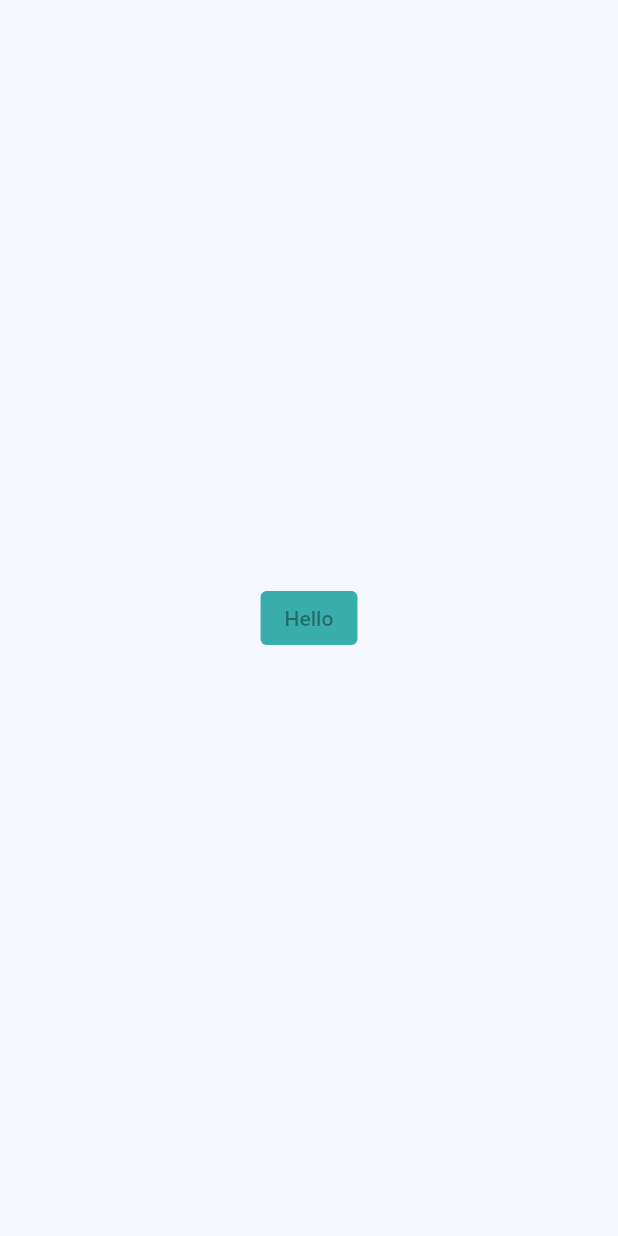
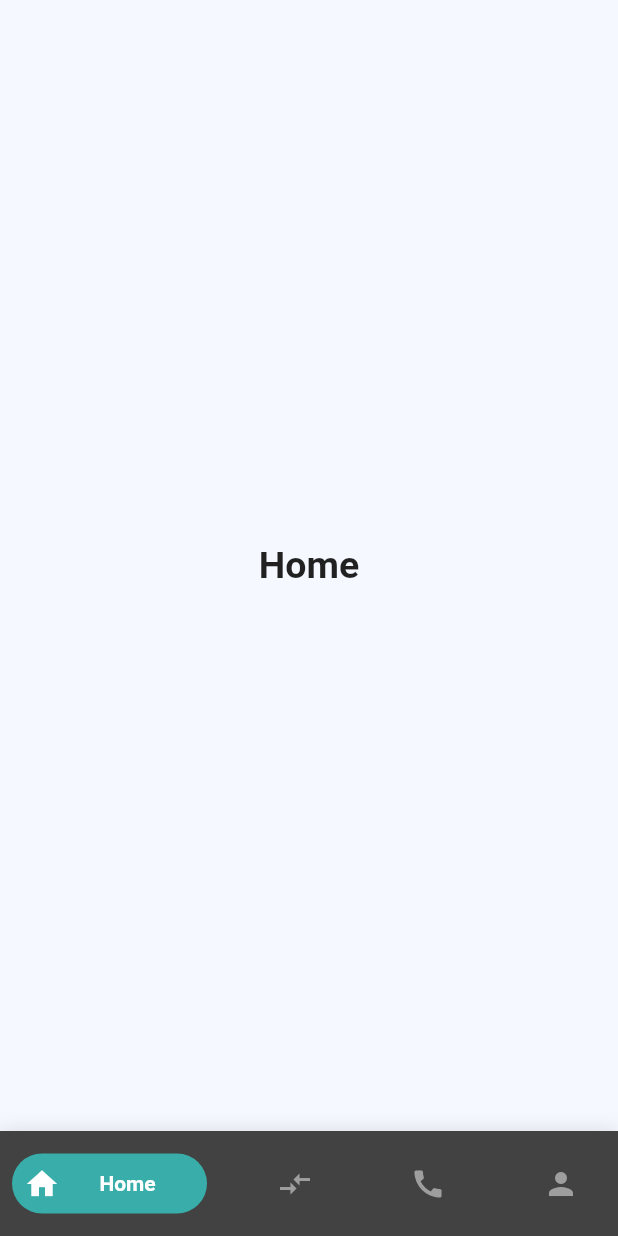
Before and after one commit to Matttx/Flutter-II-Movies, a Flutter app: the screen it shows after launch, on a phone screen of 412 x 824 dp. Run offline on Flutter 3.47's test engine with Material 2 defaults, Android fonts, the phone set to English and light mode, and no system bars.

Commit message:
feat: add bottom bar

```diff
--- a/movies/lib/src/app.dart
+++ b/movies/lib/src/app.dart
@@ -2,6 +2,7 @@ import 'package:flutter/material.dart';
 import 'package:flutter/services.dart';
 import 'package:movies/src/theme/app_colors.dart';
 import 'package:movies/src/theme/app_theme.dart';
+import 'package:movies/src/widgets/custom_animated_bottom_bar.dart';
 
 class MyApp extends StatelessWidget {
   const MyApp({Key? key}) : super(key: key);
@@ -29,21 +30,85 @@ class HomePage extends StatefulWidget {
 }
 
 class _HomePageState extends State<HomePage> {
+  int _currentIndex = 0;
+
+  final _accentColor = AppColors.primary;
+  final _inactiveColor = AppColors.grey;
+
   @override
   Widget build(BuildContext context) {
     return AnnotatedRegion<SystemUiOverlayStyle>(
       value: SystemUiOverlayStyle.dark,
       child: Scaffold(
-        body: Center(
-          child: ElevatedButton(
-            onPressed: null,
-            child: const Text("Hello"),
-            style: ButtonStyle(
-                backgroundColor: MaterialStateProperty.all<Color>(
-                    Theme.of(context).primaryColor)),
-          ),
-        ),
+        bottomNavigationBar: _buildBottomBar(),
+        body: getBody()
       ),
     );
   }
+
+  Widget getBody() {
+    List<Widget> pages = [
+      Container(
+        alignment: Alignment.center,
+        child: Text("Home",style: TextStyle(fontSize: 25,fontWeight: FontWeight.bold),),
+      ),
+      Container(
+        alignment: Alignment.center,
+        child: Text("Tracker",style: TextStyle(fontSize: 25,fontWeight: FontWeight.bold),),
+      ),
+      Container(
+        alignment: Alignment.center,
+        child: Text("Emergency",style: TextStyle(fontSize: 25,fontWeight: FontWeight.bold),),
+      ),
+      Container(
+        alignment: Alignment.center,
+        child: Text("Profile",style: TextStyle(fontSize: 25,fontWeight: FontWeight.bold),),
+      ),
+    ];
+    return IndexedStack(
+      index: _currentIndex,
+      children: pages,
+    );
+  }
+
+  Widget _buildBottomBar() => CustomAnimatedBottomBar(
+    containerHeight: 70,
+    selectedIndex: _currentIndex,
+    showElevation: true,
+    itemCornerRadius: 20,
+    curve: Curves.easeIn,
+    onItemSelected: (index) => setState(() => _currentIndex = index),
+    items: <BottomNavyBarItem>[
+      BottomNavyBarItem(
+        icon: const Icon(Icons.home),
+        title: const Text('Home'),
+        activeColor: _accentColor,
+        inactiveColor: _inactiveColor,
+        textAlign: TextAlign.center,
+      ),
+      BottomNavyBarItem(
+        icon: const Icon(Icons.compare_arrows),
+        title: const Text('Tracker'),
+        activeColor: _accentColor,
+        inactiveColor: _inactiveColor,
+        textAlign: TextAlign.center,
+      ),
+      BottomNavyBarItem(
+        icon: const Icon(Icons.call),
+        title: const Text(
+          'Emergency ',
+        ),
+        activeColor: _accentColor,
+        inactiveColor: _inactiveColor,
+        textAlign: TextAlign.center,
+      ),
+      BottomNavyBarItem(
+        icon: const Icon(Icons.person),
+        title: const Text('Profile'),
+        activeColor: _accentColor,
+        inactiveColor: _inactiveColor,
+        textAlign: TextAlign.center,
+      ),
+    ],
+  );
 }
--- /dev/null
+++ b/movies/lib/src/widgets/custom_animated_bottom_bar.dart
@@ -0,0 +1,169 @@
+import 'package:flutter/material.dart';
+
+class CustomAnimatedBottomBar extends StatelessWidget {
+  const CustomAnimatedBottomBar({
+    Key? key,
+    this.selectedIndex = 0,
+    this.showElevation = true,
+    this.iconSize = 24,
+    this.backgroundColor,
+    this.itemCornerRadius = 50,
+    this.containerHeight = 56,
+    this.animationDuration = const Duration(milliseconds: 270),
+    this.mainAxisAlignment = MainAxisAlignment.spaceBetween,
+    required this.items,
+    required this.onItemSelected,
+    this.curve = Curves.linear,
+  })  : assert(items.length >= 2 && items.length <= 5),
+        super(key: key);
+
+  final int selectedIndex;
+  final double iconSize;
+  final Color? backgroundColor;
+  final bool showElevation;
+  final Duration animationDuration;
+  final List<BottomNavyBarItem> items;
+  final ValueChanged<int> onItemSelected;
+  final MainAxisAlignment mainAxisAlignment;
+  final double itemCornerRadius;
+  final double containerHeight;
+  final Curve curve;
+
+  @override
+  Widget build(BuildContext context) {
+    final bgColor = backgroundColor ?? Theme.of(context).bottomAppBarColor;
+
+    return Container(
+      decoration: BoxDecoration(
+        color: bgColor,
+        boxShadow: [
+          if (showElevation)
+            const BoxShadow(
+              color: Colors.black12,
+              blurRadius: 10,
+            ),
+        ],
+      ),
+      child: SafeArea(
+        child: Container(
+          width: double.infinity,
+          height: containerHeight,
+          padding: const EdgeInsets.symmetric(vertical: 6, horizontal: 8),
+          child: Row(
+            mainAxisAlignment: mainAxisAlignment,
+            children: items.map((item) {
+              var index = items.indexOf(item);
+              return GestureDetector(
+                onTap: () => onItemSelected(index),
+                child: _ItemWidget(
+                  item: item,
+                  iconSize: iconSize,
+                  isSelected: index == selectedIndex,
+                  backgroundColor: bgColor,
+                  itemCornerRadius: itemCornerRadius,
+                  animationDuration: animationDuration,
+                  curve: curve,
+                ),
+              );
+            }).toList(),
+          ),
+        ),
+      ),
+    );
+  }
+}
+
+class _ItemWidget extends StatelessWidget {
+  final double iconSize;
+  final bool isSelected;
+  final BottomNavyBarItem item;
+  final Color backgroundColor;
+  final double itemCornerRadius;
+  final Duration animationDuration;
+  final Curve curve;
+
+  const _ItemWidget({
+    Key? key,
+    required this.item,
+    required this.isSelected,
+    required this.backgroundColor,
+    required this.animationDuration,
+    required this.itemCornerRadius,
+    required this.iconSize,
+    this.curve = Curves.linear,
+  }) : super(key: key);
+
+  @override
+  Widget build(BuildContext context) {
+    return Semantics(
+      container: true,
+      selected: isSelected,
+      child: AnimatedContainer(
+        width: isSelected ? 130 : 50,
+        height: 40,
+        duration: animationDuration,
+        curve: curve,
+        decoration: BoxDecoration(
+          color:
+              isSelected ? item.activeColor : backgroundColor,
+          borderRadius: BorderRadius.circular(itemCornerRadius),
+        ),
+        child: SingleChildScrollView(
+          scrollDirection: Axis.horizontal,
+          physics: const NeverScrollableScrollPhysics(),
+          child: Container(
+            width: isSelected ? 130 : 50,
+            padding: const EdgeInsets.symmetric(horizontal: 8),
+            child: Row(
+              mainAxisSize: MainAxisSize.max,
+              mainAxisAlignment: MainAxisAlignment.start,
+              crossAxisAlignment: CrossAxisAlignment.center,
+              children: <Widget>[
+                IconTheme(
+                  data: IconThemeData(
+                    size: iconSize,
+                    color: isSelected
+                        ? Colors.white
+                        : item.inactiveColor ?? Colors.white,
+                  ),
+                  child: item.icon,
+                ),
+                if (isSelected)
+                  Expanded(
+                    child: Container(
+                      padding: const EdgeInsets.symmetric(horizontal: 4),
+                      child: DefaultTextStyle.merge(
+                        style: TextStyle(
+                          color: Colors.white,
+                          fontWeight: FontWeight.bold,
+                        ),
+                        maxLines: 1,
+                        textAlign: item.textAlign,
+                        child: item.title,
+                      ),
+                    ),
+                  ),
+              ],
+            ),
+          ),
+        ),
+      ),
+    );
+  }
+}
+
+class BottomNavyBarItem {
+  BottomNavyBarItem({
+    required this.icon,
+    required this.title,
+    this.activeColor = Colors.blue,
+    this.textAlign,
+    this.inactiveColor,
+  });
+
+  final Widget icon;
+  final Widget title;
+  final Color activeColor;
+  final Color? inactiveColor;
+  final TextAlign? textAlign;
+}
```
